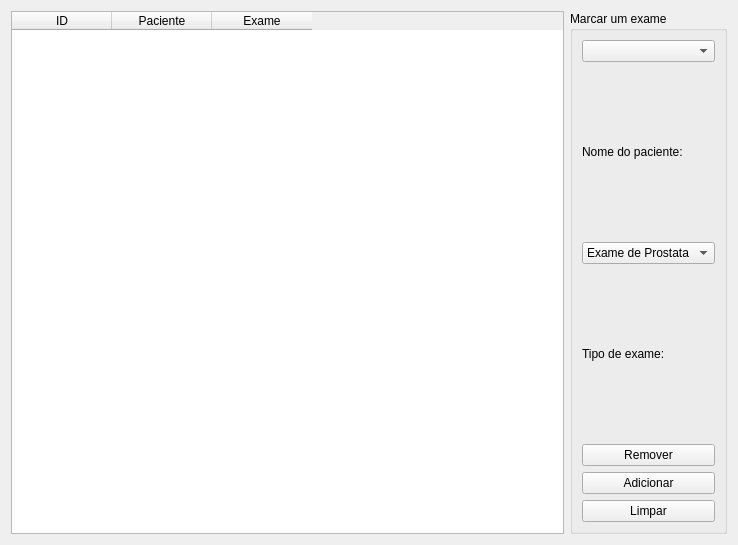
First picture: the form in ui/exame.ui, repository willasantos/Projeto-SDMC, before the edit.
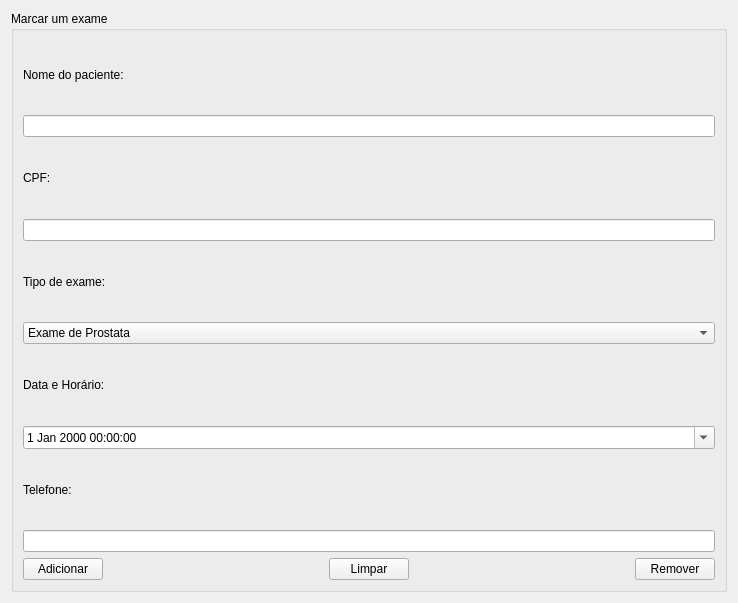
Second picture: the form after the edit.

What changed in the file:
```diff
--- a/ui/exame.ui
+++ b/ui/exame.ui
@@ -7,43 +7,21 @@
     <x>0</x>
     <y>0</y>
     <width>738</width>
-    <height>545</height>
+    <height>603</height>
    </rect>
   </property>
   <property name="windowTitle">
    <string>Marcar Exame</string>
   </property>
-  <layout class="QHBoxLayout" name="horizontalLayout">
+  <layout class="QVBoxLayout" name="verticalLayout">
    <item>
-    <widget class="QTableWidget" name="tableWidget">
-     <column>
-      <property name="text">
-       <string>ID</string>
-      </property>
-     </column>
-     <column>
-      <property name="text">
-       <string>Paciente</string>
-      </property>
-     </column>
-     <column>
-      <property name="text">
-       <string>Exame</string>
-      </property>
-     </column>
-    </widget>
-   </item>
-   <item>
-    <layout class="QVBoxLayout" name="verticalLayout">
+    <layout class="QHBoxLayout" name="horizontalLayout_2">
      <item>
       <widget class="QGroupBox" name="groupBox">
        <property name="title">
         <string>Marcar um exame</string>
        </property>
        <layout class="QVBoxLayout" name="verticalLayout_2">
-        <item>
-         <widget class="QComboBox" name="combo_paciente"/>
-        </item>
         <item>
          <widget class="QLabel" name="label">
           <property name="text">
@@ -51,6 +29,26 @@
           </property>
          </widget>
         </item>
+        <item>
+         <widget class="QLineEdit" name="nome_paciente"/>
+        </item>
+        <item>
+         <widget class="QLabel" name="label_5">
+          <property name="text">
+           <string>CPF:</string>
+          </property>
+         </widget>
+        </item>
+        <item>
+         <widget class="QLineEdit" name="cpf_paciente"/>
+        </item>
+        <item>
+         <widget class="QLabel" name="label_2">
+          <property name="text">
+           <string>Tipo de exame:</string>
+          </property>
+         </widget>
+        </item>
         <item>
          <widget class="QComboBox" name="combo_exame">
           <item>
@@ -86,38 +84,88 @@
          </widget>
         </item>
         <item>
-         <widget class="QLabel" name="label_2">
+         <widget class="QLabel" name="label_3">
           <property name="text">
-           <string>Tipo de exame:</string>
+           <string>Data e Horário:</string>
           </property>
          </widget>
         </item>
         <item>
-         <widget class="QPushButton" name="remover">
-          <property name="text">
-           <string>Remover</string>
+         <widget class="QDateTimeEdit" name="data_hora">
+          <property name="calendarPopup">
+           <bool>true</bool>
           </property>
          </widget>
         </item>
         <item>
-         <widget class="QPushButton" name="adicionar">
+         <widget class="QLabel" name="label_4">
           <property name="text">
-           <string>Adicionar</string>
+           <string>Telefone:</string>
           </property>
          </widget>
         </item>
         <item>
-         <widget class="QPushButton" name="limpar">
-          <property name="text">
-           <string>Limpar</string>
-          </property>
-         </widget>
+         <widget class="QLineEdit" name="telefone_paciente"/>
+        </item>
+        <item>
+         <layout class="QHBoxLayout" name="horizontalLayout_4">
+          <item>
+           <widget class="QPushButton" name="adicionar">
+            <property name="text">
+             <string>Adicionar</string>
+            </property>
+           </widget>
+          </item>
+          <item>
+           <spacer name="horizontalSpacer">
+            <property name="orientation">
+             <enum>Qt::Horizontal</enum>
+            </property>
+            <property name="sizeHint" stdset="0">
+             <size>
+              <width>40</width>
+              <height>20</height>
+             </size>
+            </property>
+           </spacer>
+          </item>
+          <item>
+           <widget class="QPushButton" name="limpar">
+            <property name="text">
+             <string>Limpar</string>
+            </property>
+           </widget>
+          </item>
+          <item>
+           <spacer name="horizontalSpacer_2">
+            <property name="orientation">
+             <enum>Qt::Horizontal</enum>
+            </property>
+            <property name="sizeHint" stdset="0">
+             <size>
+              <width>40</width>
+              <height>20</height>
+             </size>
+            </property>
+           </spacer>
+          </item>
+          <item>
+           <widget class="QPushButton" name="remover">
+            <property name="text">
+             <string>Remover</string>
+            </property>
+           </widget>
+          </item>
+         </layout>
         </item>
        </layout>
       </widget>
      </item>
     </layout>
    </item>
+   <item>
+    <layout class="QHBoxLayout" name="horizontalLayout"/>
+   </item>
   </layout>
  </widget>
  <resources/>
```
